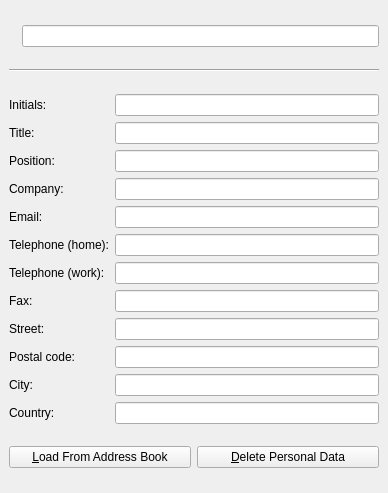
Before: the Qt Designer form libs/main/koDocumentInfoAuthorWidget.ui in KDE/krita, drawn with Qt 5.
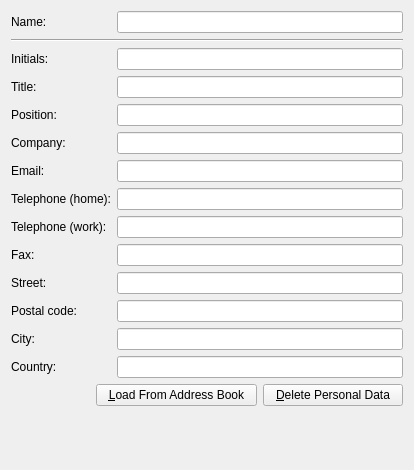
After: the same form once the commit is applied.

Commit message: * Give the document info dialog a bit more modern look. * fixuifiles.

What changed in the file:
```diff
--- a/libs/main/koDocumentInfoAuthorWidget.ui
+++ b/libs/main/koDocumentInfoAuthorWidget.ui
@@ -8,89 +8,36 @@
    <rect>
     <x>0</x>
     <y>0</y>
-    <width>388</width>
-    <height>493</height>
+    <width>414</width>
+    <height>470</height>
    </rect>
   </property>
   <layout class="QGridLayout" >
-   <property name="margin" >
-    <number>9</number>
-   </property>
-   <property name="spacing" >
-    <number>6</number>
-   </property>
-   <item row="1" column="0" >
+   <item row="0" column="0" >
+    <widget class="QLabel" name="fullNameLabel" >
+     <property name="text" >
+      <string>Name:</string>
+     </property>
+    </widget>
+   </item>
+   <item row="0" column="4" colspan="2" >
+    <widget class="QLineEdit" name="leFullName" >
+     <property name="sizePolicy" >
+      <sizepolicy vsizetype="Fixed" hsizetype="Expanding" >
+       <horstretch>1</horstretch>
+       <verstretch>0</verstretch>
+      </sizepolicy>
+     </property>
+    </widget>
+   </item>
+   <item row="1" column="0" colspan="6" >
     <widget class="Line" name="line" >
      <property name="orientation" >
       <enum>Qt::Horizontal</enum>
      </property>
     </widget>
    </item>
-   <item row="2" column="0" >
-    <layout class="QGridLayout" >
-     <property name="margin" >
-      <number>0</number>
-     </property>
-     <property name="spacing" >
-      <number>6</number>
-     </property>
-     <item row="4" column="0" >
-      <widget class="QLabel" name="lblEmailDesc" >
-       <property name="text" >
-        <string>Email:</string>
-       </property>
-       <property name="buddy" >
-        <cstring>leEmail</cstring>
-       </property>
-      </widget>
-     </item>
-     <item row="9" column="1" >
-      <widget class="QLineEdit" name="lePostal" />
-     </item>
-     <item row="8" column="0" >
-      <widget class="QLabel" name="lblStreetDesc" >
-       <property name="text" >
-        <string>Street:</string>
-       </property>
-       <property name="buddy" >
-        <cstring>leStreet</cstring>
-       </property>
-      </widget>
-     </item>
-     <item row="6" column="0" >
-      <widget class="QLabel" name="lblPhoneWork" >
-       <property name="text" >
-        <string>Telephone (work):</string>
-       </property>
-       <property name="buddy" >
-        <cstring>lePhoneWork</cstring>
-       </property>
-      </widget>
-     </item>
-     <item row="10" column="0" >
-      <widget class="QLabel" name="lblCityDesc" >
-       <property name="text" >
-        <string>City:</string>
-       </property>
-       <property name="buddy" >
-        <cstring>leCity</cstring>
-       </property>
-      </widget>
-     </item>
-     <item row="2" column="1" >
-      <widget class="QLineEdit" name="lePosition" />
-     </item>
-     <item row="1" column="0" >
-      <widget class="QLabel" name="lblTitleDesc" >
-       <property name="text" >
-        <string>Title:</string>
-       </property>
-       <property name="buddy" >
-        <cstring>leTitle</cstring>
-       </property>
-      </widget>
-     </item>
-     <item row="0" column="0" >
+   <item row="2" column="0" colspan="4" >
       <widget class="QLabel" name="lblInitialsDesc" >
        <property name="text" >
         <string>Initials:</string>
@@ -100,36 +47,30 @@
        </property>
       </widget>
      </item>
-     <item row="7" column="0" >
-      <widget class="QLabel" name="lblFaxDesc" >
+   <item row="2" column="4" colspan="2" >
+    <widget class="QLineEdit" name="leInitials" >
+     <property name="sizePolicy" >
+      <sizepolicy vsizetype="Fixed" hsizetype="Expanding" >
+       <horstretch>1</horstretch>
+       <verstretch>0</verstretch>
+      </sizepolicy>
+     </property>
+    </widget>
+   </item>
+   <item row="3" column="0" colspan="4" >
+    <widget class="QLabel" name="lblTitleDesc" >
        <property name="text" >
-        <string>Fax:</string>
+      <string>Title:</string>
        </property>
        <property name="buddy" >
         <cstring>leFax</cstring>
        </property>
       </widget>
      </item>
-     <item row="1" column="1" >
+   <item row="3" column="4" colspan="2" >
       <widget class="QLineEdit" name="leTitle" />
      </item>
-     <item row="10" column="1" >
-      <widget class="QLineEdit" name="leCity" />
-     </item>
-     <item row="5" column="1" >
-      <widget class="QLineEdit" name="lePhoneHome" />
-     </item>
-     <item row="9" column="0" >
-      <widget class="QLabel" name="lblPostalDesc" >
-       <property name="text" >
-        <string>Postal code:</string>
-       </property>
-       <property name="buddy" >
-        <cstring>lePostal</cstring>
-       </property>
-      </widget>
-     </item>
-     <item row="2" column="0" >
+   <item row="4" column="0" colspan="4" >
       <widget class="QLabel" name="lblPositionDesc" >
        <property name="text" >
         <string>Position:</string>
@@ -139,13 +80,10 @@
        </property>
       </widget>
      </item>
-     <item row="8" column="1" >
-      <widget class="QLineEdit" name="leStreet" />
-     </item>
-     <item row="7" column="1" >
-      <widget class="QLineEdit" name="leFax" />
-     </item>
-     <item row="3" column="0" >
+   <item row="4" column="4" colspan="2" >
+    <widget class="QLineEdit" name="lePosition" />
+   </item>
+   <item row="5" column="0" colspan="4" >
       <widget class="QLabel" name="lblCompanyDesc" >
        <property name="text" >
         <string>Company:</string>
@@ -155,13 +93,23 @@
        </property>
       </widget>
      </item>
-     <item row="11" column="1" >
-      <widget class="QLineEdit" name="leCountry" />
-     </item>
-     <item row="6" column="1" >
-      <widget class="QLineEdit" name="lePhoneWork" />
-     </item>
-     <item row="5" column="0" >
+   <item row="5" column="4" colspan="2" >
+    <widget class="QLineEdit" name="leCompany" />
+   </item>
+   <item row="6" column="0" colspan="4" >
+    <widget class="QLabel" name="lblEmailDesc" >
+     <property name="text" >
+      <string>Email:</string>
+     </property>
+     <property name="buddy" >
+      <cstring>leEmail</cstring>
+     </property>
+    </widget>
+   </item>
+   <item row="6" column="4" colspan="2" >
+    <widget class="QLineEdit" name="leEmail" />
+   </item>
+   <item row="7" column="0" colspan="4" >
       <widget class="QLabel" name="lblPhoneHome" >
        <property name="text" >
         <string>Telephone (home):</string>
@@ -171,13 +119,75 @@
        </property>
       </widget>
      </item>
-     <item row="4" column="1" >
-      <widget class="QLineEdit" name="leEmail" />
-     </item>
-     <item row="3" column="1" >
-      <widget class="QLineEdit" name="leCompany" />
-     </item>
-     <item row="11" column="0" >
+   <item row="7" column="4" colspan="2" >
+    <widget class="QLineEdit" name="lePhoneHome" />
+   </item>
+   <item row="8" column="0" colspan="4" >
+    <widget class="QLabel" name="lblPhoneWork" >
+     <property name="text" >
+      <string>Telephone (work):</string>
+     </property>
+     <property name="buddy" >
+      <cstring>lePhoneWork</cstring>
+     </property>
+    </widget>
+   </item>
+   <item row="8" column="4" colspan="2" >
+    <widget class="QLineEdit" name="lePhoneWork" />
+   </item>
+   <item row="9" column="0" colspan="4" >
+    <widget class="QLabel" name="lblFaxDesc" >
+     <property name="text" >
+      <string>Fax:</string>
+     </property>
+     <property name="buddy" >
+      <cstring>leFax</cstring>
+     </property>
+    </widget>
+   </item>
+   <item row="9" column="4" colspan="2" >
+    <widget class="QLineEdit" name="leFax" />
+   </item>
+   <item row="10" column="0" colspan="4" >
+    <widget class="QLabel" name="lblStreetDesc" >
+     <property name="text" >
+      <string>Street:</string>
+     </property>
+     <property name="buddy" >
+      <cstring>leStreet</cstring>
+     </property>
+    </widget>
+   </item>
+   <item row="10" column="4" colspan="2" >
+    <widget class="QLineEdit" name="leStreet" />
+   </item>
+   <item row="11" column="0" colspan="4" >
+    <widget class="QLabel" name="lblPostalDesc" >
+     <property name="text" >
+      <string>Postal code:</string>
+     </property>
+     <property name="buddy" >
+      <cstring>lePostal</cstring>
+     </property>
+    </widget>
+   </item>
+   <item row="11" column="4" colspan="2" >
+    <widget class="QLineEdit" name="lePostal" />
+   </item>
+   <item row="12" column="0" colspan="4" >
+    <widget class="QLabel" name="lblCityDesc" >
+     <property name="text" >
+      <string>City:</string>
+     </property>
+     <property name="buddy" >
+      <cstring>leCity</cstring>
+     </property>
+    </widget>
+   </item>
+   <item row="12" column="4" colspan="2" >
+    <widget class="QLineEdit" name="leCity" />
+   </item>
+   <item row="13" column="0" colspan="4" >
       <widget class="QLabel" name="lblCountryDesc" >
        <property name="text" >
         <string>Country:</string>
@@ -187,57 +197,60 @@
        </property>
       </widget>
      </item>
-     <item row="0" column="1" >
-      <widget class="QLineEdit" name="leInitials" />
-     </item>
-    </layout>
-   </item>
-   <item row="0" column="0" >
-    <layout class="QHBoxLayout" >
-     <property name="margin" >
-      <number>0</number>
+   <item row="13" column="4" colspan="2" >
+    <widget class="QLineEdit" name="leCountry" />
+   </item>
+   <item row="14" column="0" colspan="3" >
+    <spacer>
+     <property name="orientation" >
+      <enum>Qt::Horizontal</enum>
      </property>
-     <property name="spacing" >
-      <number>6</number>
+     <property name="sizeHint" >
+      <size>
+       <width>0</width>
+       <height>20</height>
+      </size>
      </property>
-     <item>
-      <widget class="QLabel" name="lblAuthor" >
-       <property name="text" >
-        <string/>
-       </property>
-       <property name="buddy" >
-        <cstring>leFullName</cstring>
-       </property>
-      </widget>
-     </item>
-     <item>
-      <widget class="QLineEdit" name="leFullName" />
-     </item>
-    </layout>
-   </item>
-   <item row="3" column="0" >
-    <layout class="QHBoxLayout" >
-     <property name="margin" >
-      <number>0</number>
-     </property>
-     <property name="spacing" >
-      <number>6</number>
-     </property>
-     <item>
+    </spacer>
+   </item>
+   <item row="14" column="3" colspan="2" >
       <widget class="QPushButton" name="pbLoadKABC" >
+     <property name="sizePolicy" >
+      <sizepolicy vsizetype="Fixed" hsizetype="Preferred" >
+       <horstretch>0</horstretch>
+       <verstretch>0</verstretch>
+      </sizepolicy>
+     </property>
        <property name="text" >
         <string>&amp;Load From Address Book</string>
        </property>
       </widget>
      </item>
-     <item>
+   <item row="14" column="5" >
       <widget class="QPushButton" name="pbDelete" >
+     <property name="sizePolicy" >
+      <sizepolicy vsizetype="Fixed" hsizetype="Preferred" >
+       <horstretch>0</horstretch>
+       <verstretch>0</verstretch>
+      </sizepolicy>
+     </property>
        <property name="text" >
         <string>&amp;Delete Personal Data</string>
        </property>
       </widget>
      </item>
-    </layout>
+   <item row="15" column="5" >
+    <spacer>
+     <property name="orientation" >
+      <enum>Qt::Vertical</enum>
+     </property>
+     <property name="sizeHint" >
+      <size>
+       <width>20</width>
+       <height>0</height>
+      </size>
+     </property>
+    </spacer>
    </item>
   </layout>
  </widget>
```
Left out of the diff: 8 changed lines with no effect on the pictures. Lines whose indentation alone changed are shown as unchanged. The commit also changes 3 other files.
